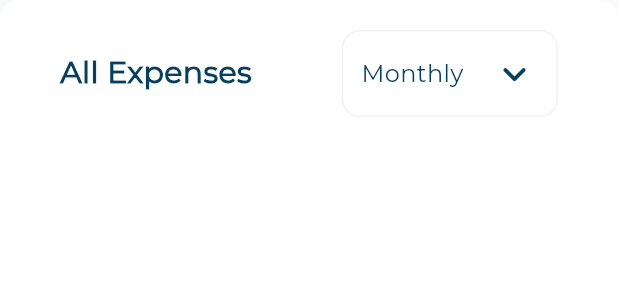
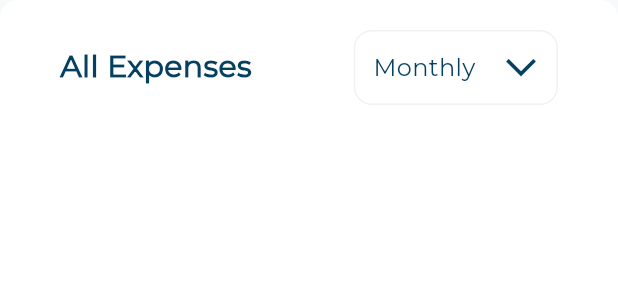
Before and after one commit to Nidhal-Khazene/Invoicing-Dashboard, a Flutter app: the AllExpenses widget shown alone on an empty page, opened directly, on a phone screen of 412 x 824 dp. Shown: the top 300 px of the screen. Run offline on Flutter 3.47's test engine with Material 3 defaults, Android fonts, the phone set to English and light mode, and no system bars; our stand-ins replace flutter_svg.

Commit message:
add range option widget

```diff
--- a/lib/widgets/all_expenses.dart
+++ b/lib/widgets/all_expenses.dart
@@ -1,6 +1,6 @@
 import 'package:flutter/material.dart';
 
-import 'all_expenses_row.dart';
+import 'all_expenses_header.dart';
 
 class AllExpenses extends StatelessWidget {
   const AllExpenses({super.key});
@@ -15,7 +15,7 @@ class AllExpenses extends StatelessWidget {
       ),
       child: const Padding(
         padding: EdgeInsets.symmetric(horizontal: 20),
-        child: Column(children: [AllExpensesRow()]),
+        child: Column(children: [AllExpensesHeader()]),
       ),
     );
   }
--- a/lib/widgets/all_expenses_row.dart
+++ b/lib/widgets/all_expenses_header.dart
@@ -1,10 +1,10 @@
 import 'package:flutter/material.dart';
+import 'package:invoicing_dashboard/widgets/range_option.dart';
 
-import '../constants.dart';
 import '../utils/app_styles.dart';
 
-class AllExpensesRow extends StatelessWidget {
-  const AllExpensesRow({super.key});
+class AllExpensesHeader extends StatelessWidget {
+  const AllExpensesHeader({super.key});
 
   @override
   Widget build(BuildContext context) {
@@ -21,17 +21,7 @@ class AllExpensesRow extends StatelessWidget {
               borderRadius: BorderRadius.circular(12),
             ),
           ),
-          child: Row(
-            children: [
-              Text("Monthly", style: AppStyles.medium16),
-              const SizedBox(width: 18),
-              Icon(
-                Icons.keyboard_arrow_down_rounded,
-                color: kSecondaryColor,
-                size: 32,
-              ),
-            ],
-          ),
+          child: const RangeOption(),
         ),
       ],
     );
--- /dev/null
+++ b/lib/widgets/range_option.dart
@@ -0,0 +1,25 @@
+import 'package:flutter/material.dart';
+
+import '../constants.dart';
+import '../utils/app_styles.dart';
+
+class RangeOption extends StatelessWidget {
+  const RangeOption({super.key});
+
+  @override
+  Widget build(BuildContext context) {
+    return Row(
+      children: [
+        Text("Monthly", style: AppStyles.medium16),
+        const SizedBox(width: 18),
+        Transform.rotate(
+          angle: -1.5708,
+          child: Icon(
+            Icons.arrow_back_ios_new_outlined,
+            color: kSecondaryColor,
+          ),
+        ),
+      ],
+    );
+  }
+}
```
